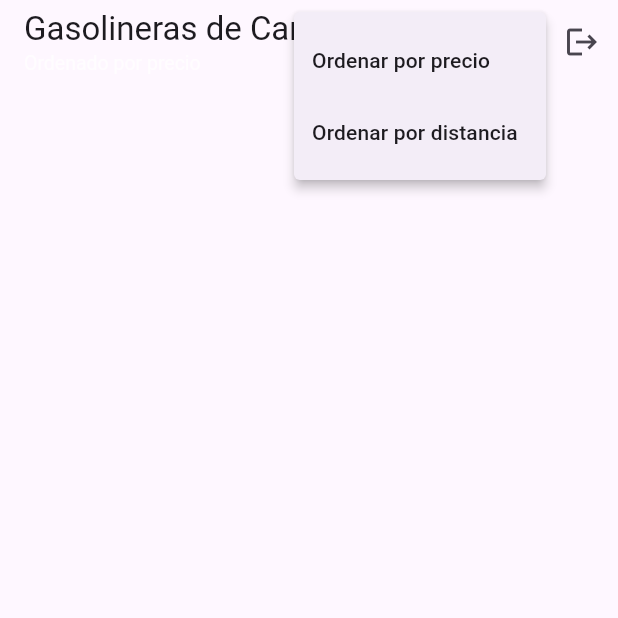
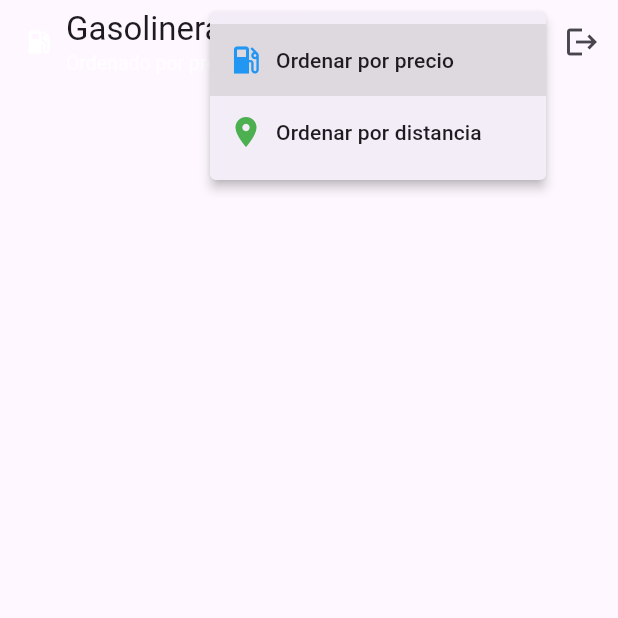
Before and after one commit to jadrdev/gasolineras_can, a Flutter app: the screen it shows once a user with an empty profile is signed in, after a tap on the "sort" icon, on a phone screen of 412 x 824 dp, the top half of it. Run offline on Flutter 3.47's test engine with Material 3 defaults, Android fonts, the light colour scheme and no system bars; our stand-ins replace bloc, equatable, firebase_auth, firebase_core, flutter_bloc, geolocator and 2 more; accounts and stored records are empty.

Commit message:
Añadir soporte para preferencias de ordenación de gasolineras y actualizar dependencias de shared_preferences.

```diff
--- a/lib/features/gasolineras/presentacion/gas_station_list_page.dart
+++ b/lib/features/gasolineras/presentacion/gas_station_list_page.dart
@@ -5,6 +5,7 @@ import 'package:gasolineras_can/features/gasolineras/BLoC/gas_station_bloc.dart'
 import 'package:gasolineras_can/features/gasolineras/data/gas_station_repository.dart';
 import 'package:gasolineras_can/core/location.dart';
 import 'package:gasolineras_can/features/gasolineras/models/gas_station.dart';
+import 'package:shared_preferences/shared_preferences.dart';
 
 enum SortBy { precio, distancia }
 
@@ -24,6 +25,7 @@ SortBy _sortBy = SortBy.precio;
   void initState() {
     super.initState();
     bloc = GasStationBloc(GasStationRepository());
+    _loadSortPreference(); // 🔹 Cargamos la preferencia
     _loadStations(); // cargar al inicio
   }
 
@@ -47,6 +49,33 @@ Future<void> _loadStations() async {
     }
   }
 
+  /// 🔹 Guardar preferencia en local
+  Future<void> _saveSortPreference(SortBy value) async {
+    final prefs = await SharedPreferences.getInstance();
+    await prefs.setString("sortBy", value.name); // Guardamos como string
+  }
+
+  /// 🔹 Cargar preferencia en local
+  Future<void> _loadSortPreference() async {
+    final prefs = await SharedPreferences.getInstance();
+    final saved = prefs.getString("sortBy");
+    if (saved != null) {
+      setState(() {
+        _sortBy = SortBy.values.firstWhere(
+          (e) => e.name == saved,
+          orElse: () => SortBy.precio,
+        );
+      });
+    }
+  }
+
+    void _onSortChanged(SortBy value) {
+    setState(() {
+      _sortBy = value;
+    });
+    _saveSortPreference(value); // 🔹 Guardamos al cambiar
+  }
+
   @override
   void dispose() {
     bloc.close();
@@ -59,7 +88,18 @@ Future<void> _loadStations() async {
       value: bloc,
       child: Scaffold(
                 appBar: AppBar(
-          title: Column(
+          title: Row(
+            children: [
+              Icon(
+                _sortBy == SortBy.precio
+                    ? Icons
+                          .local_gas_station // precio → surtidor
+                    : Icons.location_on, // distancia → pin
+                size: 20,
+                color: Colors.white,
+              ),
+              const SizedBox(width: 8),
+              Column(
                 crossAxisAlignment: CrossAxisAlignment.start,
                 children: [
                   const Text("Gasolineras de Canarias"),
@@ -71,25 +111,35 @@ Future<void> _loadStations() async {
                   ),
                 ],
               ),
+            ],
+          ),
             actions: [
             PopupMenuButton<SortBy>(
-              icon: const Icon(Icons.sort),
-              onSelected: (value) {
-                setState(() {
-                  _sortBy = value;
-                });
-              },
-              itemBuilder:
-                  (context) => [
+              initialValue: _sortBy,
+              onSelected: _onSortChanged, // 🔹 Llamamos al método que guarda
+              itemBuilder: (context) => [
                 const PopupMenuItem(
                   value: SortBy.precio,
-                      child: Text('Ordenar por precio'),
+                  child: Row(
+                    children: [
+                      Icon(Icons.local_gas_station, color: Colors.blue),
+                      SizedBox(width: 8),
+                      Text("Ordenar por precio"),
+                    ],
+                  ),
                 ),
                 const PopupMenuItem(
                   value: SortBy.distancia,
-                      child: Text('Ordenar por distancia'),
+                  child: Row(
+                    children: [
+                      Icon(Icons.location_on, color: Colors.green),
+                      SizedBox(width: 8),
+                      Text("Ordenar por distancia"),
+                    ],
+                  ),
                 ),
               ],
+              icon: const Icon(Icons.sort),
             ),
             IconButton(
               icon: const Icon(Icons.logout),
--- a/pubspec.yaml
+++ b/pubspec.yaml
@@ -48,6 +48,7 @@ dependencies:
   isar: ^3.1.0+1
   isar_flutter_libs: ^3.1.0+1
   mockito: ^5.5.0
+  shared_preferences: ^2.5.3
 
 dev_dependencies:
   flutter_lints: ^5.0.0
```
Also changed, not shown: pubspec.lock, 3 other files. Lines whose indentation alone changed are shown as unchanged.
